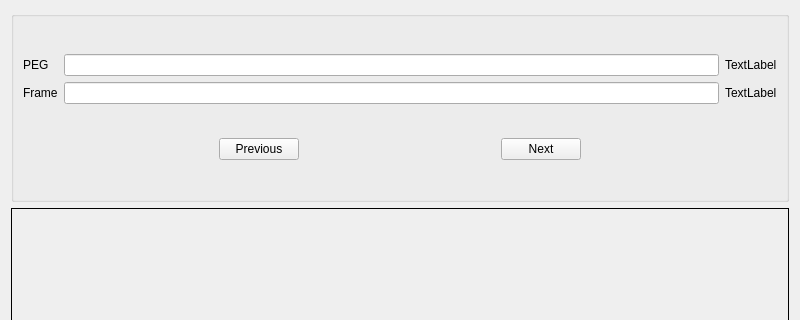
The window that ui/ImageViewer.ui (michaelpm54/Ace3x) describes before a commit, drawn with Qt 5; both pictures show x 0 to 800 and y 0 to 320 of the 800 by 600 pixel window.
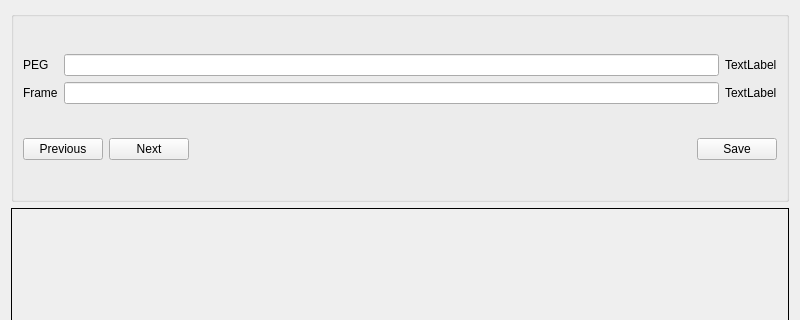
The same window after the commit.

Commit message: Update - Replace uncrustify with clang-format - Add VIM viewer - Use Conan - Use C++17 as Qt 5.13.2 doesn't work with C++20

```diff
--- a/ui/ImageViewer.ui
+++ b/ui/ImageViewer.ui
@@ -119,6 +119,26 @@
           </property>
          </widget>
         </item>
+        <item>
+         <spacer name="horizontalSpacer">
+          <property name="orientation">
+           <enum>Qt::Horizontal</enum>
+          </property>
+          <property name="sizeHint" stdset="0">
+           <size>
+            <width>40</width>
+            <height>20</height>
+           </size>
+          </property>
+         </spacer>
+        </item>
+        <item>
+         <widget class="QPushButton" name="save">
+          <property name="text">
+           <string>Save</string>
+          </property>
+         </widget>
+        </item>
        </layout>
       </item>
      </layout>
```
Left out of the diff: 2 changed lines with no effect on the pictures. The commit also changes 28 other files.
